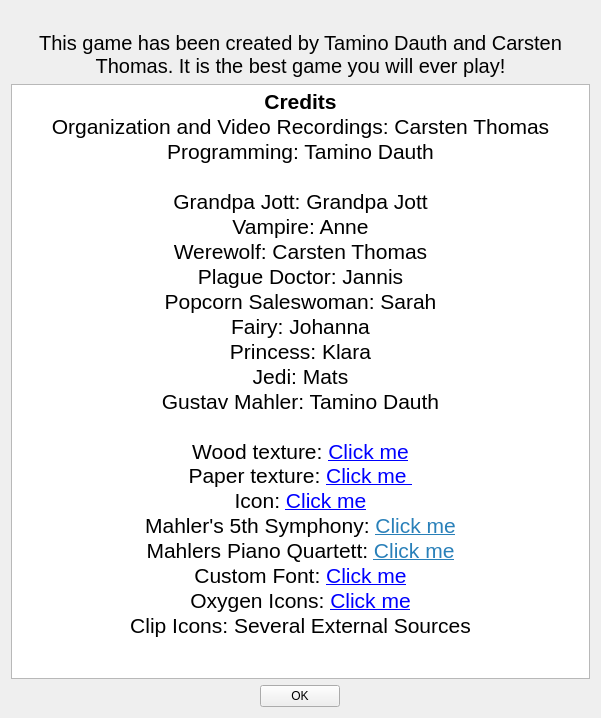
This is ui/aboutdialog.ui in tdauth/gustavsfairyland as Qt 5 draws it before an edit. The edited form follows.
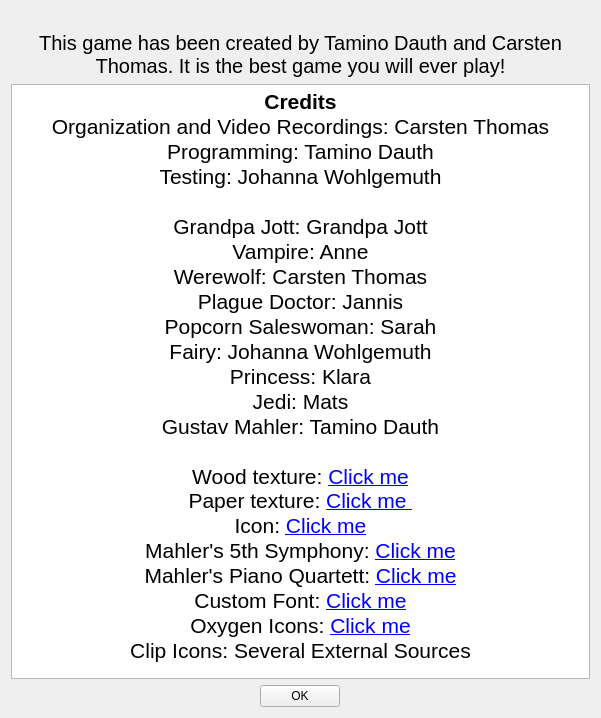
This is the edited form. Icons and pictures are not drawn.

Patch:
```diff
--- a/ui/aboutdialog.ui
+++ b/ui/aboutdialog.ui
@@ -71,25 +71,26 @@
       <string>&lt;!DOCTYPE HTML PUBLIC &quot;-//W3C//DTD HTML 4.0//EN&quot; &quot;http://www.w3.org/TR/REC-html40/strict.dtd&quot;&gt;
 &lt;html&gt;&lt;head&gt;&lt;meta name=&quot;qrichtext&quot; content=&quot;1&quot; /&gt;&lt;style type=&quot;text/css&quot;&gt;
 p, li { white-space: pre-wrap; }
-&lt;/style&gt;&lt;/head&gt;&lt;body style=&quot; font-family:'Sans Serif'; font-size:15pt; font-weight:400; font-style:normal;&quot;&gt;
+&lt;/style&gt;&lt;/head&gt;&lt;body style=&quot; font-family:'MS Shell Dlg 2'; font-size:15pt; font-weight:400; font-style:normal;&quot;&gt;
 &lt;p align=&quot;center&quot; style=&quot; margin-top:0px; margin-bottom:0px; margin-left:0px; margin-right:0px; -qt-block-indent:0; text-indent:0px;&quot;&gt;&lt;span style=&quot; font-family:'Ringbearer'; font-size:16pt; font-weight:600;&quot;&gt;Credits&lt;/span&gt;&lt;/p&gt;
 &lt;p align=&quot;center&quot; style=&quot; margin-top:0px; margin-bottom:0px; margin-left:0px; margin-right:0px; -qt-block-indent:0; text-indent:0px;&quot;&gt;&lt;span style=&quot; font-family:'Ringbearer'; font-size:16pt;&quot;&gt;Organization and Video Recordings: Carsten Thomas&lt;/span&gt;&lt;/p&gt;
 &lt;p align=&quot;center&quot; style=&quot; margin-top:0px; margin-bottom:0px; margin-left:0px; margin-right:0px; -qt-block-indent:0; text-indent:0px;&quot;&gt;&lt;span style=&quot; font-family:'Ringbearer'; font-size:16pt;&quot;&gt;Programming: Tamino Dauth&lt;/span&gt;&lt;/p&gt;
+&lt;p align=&quot;center&quot; style=&quot; margin-top:0px; margin-bottom:0px; margin-left:0px; margin-right:0px; -qt-block-indent:0; text-indent:0px;&quot;&gt;&lt;span style=&quot; font-family:'Ringbearer'; font-size:16pt;&quot;&gt;Testing: Johanna Wohlgemuth&lt;/span&gt;&lt;/p&gt;
 &lt;p align=&quot;center&quot; style=&quot;-qt-paragraph-type:empty; margin-top:0px; margin-bottom:0px; margin-left:0px; margin-right:0px; -qt-block-indent:0; text-indent:0px; font-family:'Ringbearer'; font-size:16pt;&quot;&gt;&lt;br /&gt;&lt;/p&gt;
 &lt;p align=&quot;center&quot; style=&quot; margin-top:0px; margin-bottom:0px; margin-left:0px; margin-right:0px; -qt-block-indent:0; text-indent:0px;&quot;&gt;&lt;span style=&quot; font-family:'Ringbearer'; font-size:16pt;&quot;&gt;Grandpa Jott: Grandpa Jott&lt;/span&gt;&lt;/p&gt;
 &lt;p align=&quot;center&quot; style=&quot; margin-top:0px; margin-bottom:0px; margin-left:0px; margin-right:0px; -qt-block-indent:0; text-indent:0px;&quot;&gt;&lt;span style=&quot; font-family:'Ringbearer'; font-size:16pt;&quot;&gt;Vampire: Anne&lt;/span&gt;&lt;/p&gt;
 &lt;p align=&quot;center&quot; style=&quot; margin-top:0px; margin-bottom:0px; margin-left:0px; margin-right:0px; -qt-block-indent:0; text-indent:0px;&quot;&gt;&lt;span style=&quot; font-family:'Ringbearer'; font-size:16pt;&quot;&gt;Werewolf: Carsten Thomas&lt;/span&gt;&lt;/p&gt;
 &lt;p align=&quot;center&quot; style=&quot; margin-top:0px; margin-bottom:0px; margin-left:0px; margin-right:0px; -qt-block-indent:0; text-indent:0px;&quot;&gt;&lt;span style=&quot; font-family:'Ringbearer'; font-size:16pt;&quot;&gt;Plague Doctor: Jannis&lt;/span&gt;&lt;/p&gt;
 &lt;p align=&quot;center&quot; style=&quot; margin-top:0px; margin-bottom:0px; margin-left:0px; margin-right:0px; -qt-block-indent:0; text-indent:0px;&quot;&gt;&lt;span style=&quot; font-family:'Ringbearer'; font-size:16pt;&quot;&gt;Popcorn Saleswoman: Sarah&lt;/span&gt;&lt;/p&gt;
-&lt;p align=&quot;center&quot; style=&quot; margin-top:0px; margin-bottom:0px; margin-left:0px; margin-right:0px; -qt-block-indent:0; text-indent:0px;&quot;&gt;&lt;span style=&quot; font-family:'Ringbearer'; font-size:16pt;&quot;&gt;Fairy: Johanna&lt;/span&gt;&lt;/p&gt;
+&lt;p align=&quot;center&quot; style=&quot; margin-top:0px; margin-bottom:0px; margin-left:0px; margin-right:0px; -qt-block-indent:0; text-indent:0px;&quot;&gt;&lt;span style=&quot; font-family:'Ringbearer'; font-size:16pt;&quot;&gt;Fairy: Johanna Wohlgemuth&lt;/span&gt;&lt;/p&gt;
 &lt;p align=&quot;center&quot; style=&quot; margin-top:0px; margin-bottom:0px; margin-left:0px; margin-right:0px; -qt-block-indent:0; text-indent:0px;&quot;&gt;&lt;span style=&quot; font-family:'Ringbearer'; font-size:16pt;&quot;&gt;Princess: Klara&lt;/span&gt;&lt;/p&gt;
 &lt;p align=&quot;center&quot; style=&quot; margin-top:0px; margin-bottom:0px; margin-left:0px; margin-right:0px; -qt-block-indent:0; text-indent:0px;&quot;&gt;&lt;span style=&quot; font-family:'Ringbearer'; font-size:16pt;&quot;&gt;Jedi: Mats&lt;/span&gt;&lt;/p&gt;
 &lt;p align=&quot;center&quot; style=&quot; margin-top:0px; margin-bottom:0px; margin-left:0px; margin-right:0px; -qt-block-indent:0; text-indent:0px;&quot;&gt;&lt;span style=&quot; font-family:'Ringbearer'; font-size:16pt;&quot;&gt;Gustav Mahler: Tamino Dauth&lt;/span&gt;&lt;/p&gt;
 &lt;p align=&quot;center&quot; style=&quot;-qt-paragraph-type:empty; margin-top:0px; margin-bottom:0px; margin-left:0px; margin-right:0px; -qt-block-indent:0; text-indent:0px; font-family:'Ringbearer'; font-size:16pt;&quot;&gt;&lt;br /&gt;&lt;/p&gt;
 &lt;p align=&quot;center&quot; style=&quot; margin-top:0px; margin-bottom:0px; margin-left:0px; margin-right:0px; -qt-block-indent:0; text-indent:0px;&quot;&gt;&lt;span style=&quot; font-family:'Ringbearer'; font-size:16pt;&quot;&gt;Wood texture: &lt;/span&gt;&lt;a href=&quot;http://publicdomainvectors.org/en/free-clipart/Wood-texture/39404.html&quot;&gt;&lt;span style=&quot; font-family:'Ringbearer'; font-size:16pt; text-decoration: underline; color:#0000ff;&quot;&gt;Click me&lt;/span&gt;&lt;/a&gt;&lt;span style=&quot; font-family:'Ringbearer'; font-size:16pt;&quot;&gt;&lt;br /&gt;Paper texture: &lt;/span&gt;&lt;a href=&quot;http://all-free-download.com/free-vector/download/set-of-blank-paper-design-vector_524297.html&quot;&gt;&lt;span style=&quot; font-family:'Ringbearer'; font-size:16pt; text-decoration: underline; color:#0000ff;&quot;&gt;Click me &lt;/span&gt;&lt;/a&gt;&lt;/p&gt;
 &lt;p align=&quot;center&quot; style=&quot; margin-top:0px; margin-bottom:0px; margin-left:0px; margin-right:0px; -qt-block-indent:0; text-indent:0px;&quot;&gt;&lt;span style=&quot; font-family:'Ringbearer'; font-size:16pt;&quot;&gt;Icon: &lt;/span&gt;&lt;a href=&quot; https://commons.wikimedia.org/wiki/File:Gustav_Mahler_by_Hans_Schliessmann-12.jpg&quot;&gt;&lt;span style=&quot; font-family:'Ringbearer'; font-size:16pt; text-decoration: underline; color:#0000ff;&quot;&gt;Click me&lt;/span&gt;&lt;/a&gt;&lt;/p&gt;
-&lt;p align=&quot;center&quot; style=&quot; margin-top:0px; margin-bottom:0px; margin-left:0px; margin-right:0px; -qt-block-indent:0; text-indent:0px;&quot;&gt;&lt;span style=&quot; font-family:'Ringbearer'; font-size:16pt;&quot;&gt;Mahler's 5th Symphony: &lt;/span&gt;&lt;a href=&quot;https://archive.org/details/Mahler_Symphony_5&quot;&gt;&lt;span style=&quot; font-family:'Ringbearer'; font-size:16pt; text-decoration: underline; color:#2980b9;&quot;&gt;Click me&lt;/span&gt;&lt;/a&gt;&lt;/p&gt;
-&lt;p align=&quot;center&quot; style=&quot; margin-top:0px; margin-bottom:0px; margin-left:0px; margin-right:0px; -qt-block-indent:0; text-indent:0px;&quot;&gt;&lt;span style=&quot; font-family:'Ringbearer'; font-size:16pt;&quot;&gt;Mahlers Piano Quartett: &lt;/span&gt;&lt;a href=&quot;https://archive.org/details/MahlerPianoQuartetInAMinor&quot;&gt;&lt;span style=&quot; font-family:'Ringbearer'; font-size:16pt; text-decoration: underline; color:#2980b9;&quot;&gt;Click me&lt;/span&gt;&lt;/a&gt;&lt;/p&gt;
+&lt;p align=&quot;center&quot; style=&quot; margin-top:0px; margin-bottom:0px; margin-left:0px; margin-right:0px; -qt-block-indent:0; text-indent:0px;&quot;&gt;&lt;span style=&quot; font-family:'Ringbearer'; font-size:16pt;&quot;&gt;Mahler's 5th Symphony: &lt;/span&gt;&lt;a href=&quot;https://archive.org/details/Mahler_Symphony_5&quot;&gt;&lt;span style=&quot; font-family:'Ringbearer'; font-size:16pt; text-decoration: underline; color:#0000ff;&quot;&gt;Click me&lt;/span&gt;&lt;/a&gt;&lt;/p&gt;
+&lt;p align=&quot;center&quot; style=&quot; margin-top:0px; margin-bottom:0px; margin-left:0px; margin-right:0px; -qt-block-indent:0; text-indent:0px;&quot;&gt;&lt;span style=&quot; font-family:'Ringbearer'; font-size:16pt;&quot;&gt;Mahler's Piano Quartett: &lt;/span&gt;&lt;a href=&quot;https://archive.org/details/MahlerPianoQuartetInAMinor&quot;&gt;&lt;span style=&quot; font-family:'Ringbearer'; font-size:16pt; text-decoration: underline; color:#0000ff;&quot;&gt;Click me&lt;/span&gt;&lt;/a&gt;&lt;/p&gt;
 &lt;p align=&quot;center&quot; style=&quot; margin-top:0px; margin-bottom:0px; margin-left:0px; margin-right:0px; -qt-block-indent:0; text-indent:0px;&quot;&gt;&lt;span style=&quot; font-family:'Ringbearer'; font-size:16pt;&quot;&gt;Custom Font: &lt;/span&gt;&lt;a href=&quot;http://www.1001fonts.com/ringbearer-font.html&quot;&gt;&lt;span style=&quot; font-family:'Ringbearer'; font-size:16pt; text-decoration: underline; color:#0000ff;&quot;&gt;Click me&lt;/span&gt;&lt;/a&gt;&lt;/p&gt;
 &lt;p align=&quot;center&quot; style=&quot; margin-top:0px; margin-bottom:0px; margin-left:0px; margin-right:0px; -qt-block-indent:0; text-indent:0px;&quot;&gt;&lt;span style=&quot; font-family:'Ringbearer'; font-size:16pt;&quot;&gt;Oxygen Icons: &lt;/span&gt;&lt;a href=&quot;https://github.com/pasnox/oxygen-icons-png&quot;&gt;&lt;span style=&quot; font-family:'Ringbearer'; font-size:16pt; text-decoration: underline; color:#0000ff;&quot;&gt;Click me&lt;/span&gt;&lt;/a&gt;&lt;/p&gt;
 &lt;p align=&quot;center&quot; style=&quot; margin-top:0px; margin-bottom:0px; margin-left:0px; margin-right:0px; -qt-block-indent:0; text-indent:0px;&quot;&gt;&lt;span style=&quot; font-family:'Ringbearer'; font-size:16pt;&quot;&gt;Clip Icons: Several External Sources&lt;/span&gt;&lt;/p&gt;&lt;/body&gt;&lt;/html&gt;</string>
```
Left out of the diff: 4 changed lines with no effect on the pictures.
